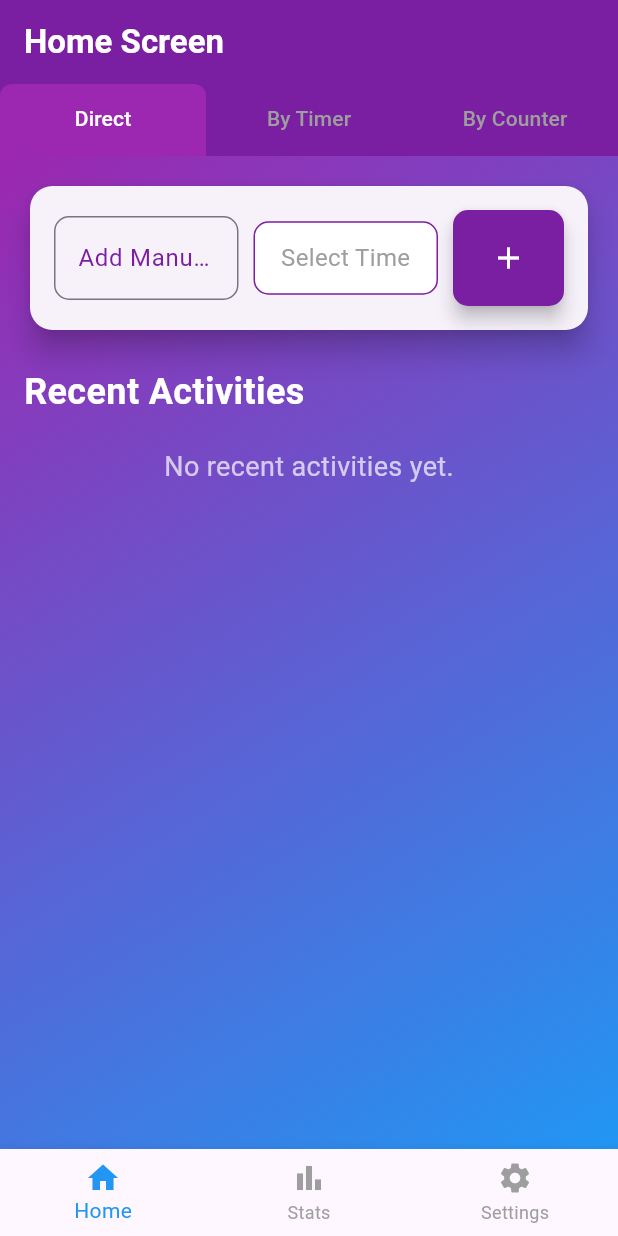
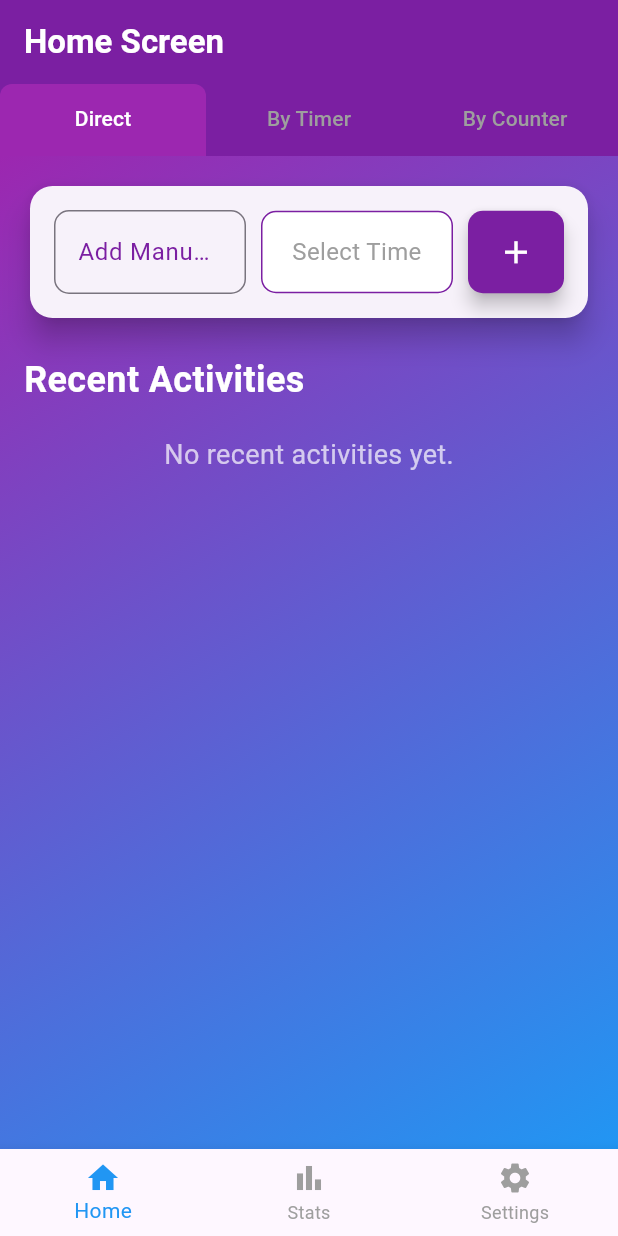
Before and after one commit to psjhimanshu/activity_tracker, a Flutter app: the screen it shows after launch, on a phone screen of 412 x 824 dp. Run offline on Flutter 3.47's test engine with Material 3 defaults, Android fonts, the light colour scheme and no system bars; our stand-ins replace audioplayers, firebase_core, get, shared_preferences, syncfusion_flutter_charts; accounts and stored records are empty.

Commit message:
Home screen done 99% work

```diff
--- a/lib/Screens/HomeScreen.dart
+++ b/lib/Screens/HomeScreen.dart
@@ -225,7 +225,7 @@ class _HomeScreenState extends State<HomeScreen> {
                         child: GestureDetector(
                           onTap: () => _selectDirectTime(context),
                           child: Container(
-                            padding: const EdgeInsets.symmetric(vertical: 12, horizontal: 7),
+                            padding: const EdgeInsets.symmetric(vertical: 15, horizontal: 10),
                             decoration: BoxDecoration(
                               border: Border.all(color: Colors.purple.shade700),
                               borderRadius: BorderRadius.circular(10),
@@ -270,7 +270,7 @@ class _HomeScreenState extends State<HomeScreen> {
                         },
                         style: ElevatedButton.styleFrom(
                           backgroundColor: Colors.purple.shade700,
-                          padding: const EdgeInsets.symmetric(horizontal: 25, vertical: 20),
+                          padding: const EdgeInsets.symmetric(horizontal: 15, vertical: 15),
                           shape: RoundedRectangleBorder(
                             borderRadius: BorderRadius.circular(10),
                           ),
@@ -279,7 +279,7 @@ class _HomeScreenState extends State<HomeScreen> {
                         child: const Icon(
                           Icons.add,
                           color: Colors.white,
-                          size: 24,
+                          size: 25,
                         ),
                       ),
                     ],
```
Also changed, not shown: 4 other files.
